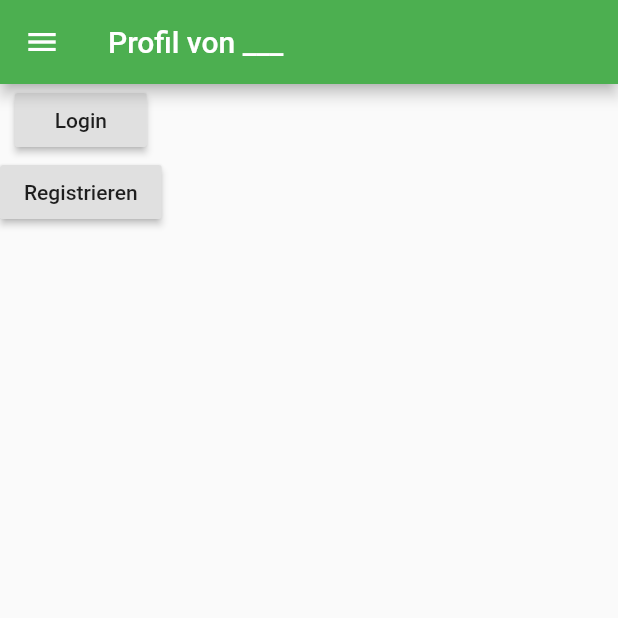
After one commit to Waxaan/dorfinventar, a Flutter app: the AlienProfilePage screen opened by its route, on a phone screen of 412 x 824 dp, the top half of it. The commit adds this screen. Run offline on Flutter 3.47's test engine with Material 2 defaults, Android fonts, the phone set to English and light mode, and no system bars; our stand-ins replace camera, sensors.

Commit message:
created every page and changed naming structure

```diff
--- a/lib/main.dart
+++ b/lib/main.dart
@@ -1,15 +1,21 @@
 import 'package:camera/camera.dart';
+import 'package:sensors/sensors.dart';
 import 'package:flutter/material.dart';
-import 'package:sensors/sensors.dart';
-import 'src/start.dart';
-import 'src/login.dart';
-import 'src/register.dart';
-import 'src/home.dart';
-import 'src/categories.dart';
-import 'src/myOffers.dart';
-import 'src/newOffer.dart';
-import 'src/messages.dart';
-import 'src/settings.dart';
+import 'src/_startPage.dart';
+import 'src/_loginPage.dart';
+import 'src/_registerPage.dart';
+import 'src/_homePage.dart';
+import 'src/_categoryPage.dart';
+import 'src/_subCategoryPage.dart';
+import 'src/_newOfferPage.dart';
+import 'src/_messagesPage.dart';
+import 'src/_settingsPage.dart';
+import 'src/_subSettingPage.dart';
+import 'src/_offerPage.dart';
+import 'src/_privateMessagesPage.dart';
+import 'src/_myOffersPage.dart';
+import 'src/_profilePage.dart';
+import 'src/_alienProfilePage.dart';
 
 void main() => runApp(MyApp());
 
@@ -29,10 +35,16 @@ class MyApp extends StatelessWidget {
         "/register": (context) => RegisterPage(title: "Dorfinventar"),
         "/home": (context) => HomePage(title: "Dorfinventar",),
         "/categories": (context) => CategoryPage(title: "Kategorien"),
+        "/categories": (context) => SubCategoryPage(title: "Unterkategorie"),
         "/myOffers": (context) => MyOffersPage(title: "Meine Inserate",),
         "/newOffer": (context) => NewOfferPage(title: "Neues Inserat",),
+        "/offerPage": (context) => OfferPage(title: "Inserat: ____",),
         "/messages": (context) => MessagesPage(title: "Nachrichten",),
+        "/privateMessages": (context) => PrivateMessagesPage(title: "Ausleihen von _____",),
         "/settings": (context) => SettingsPage(title: "Einstellungen",),
+        "/settings": (context) => SubSettingsPage(title: "Untereinstellungen",),
+        "/profile": (context) => ProfilePage(title: "Profil",),
+        "/alienProfile": (context) => AlienProfilePage(title: "Profil von ___",),
       },
     );
   }
--- /dev/null
+++ b/lib/src/_alienProfilePage.dart
@@ -0,0 +1,40 @@
+import 'package:flutter/material.dart';
+import 'customDrawer.dart';
+
+class AlienProfilePage extends StatefulWidget {
+  AlienProfilePage({Key key, this.title}) : super(key: key);
+  final String title;
+
+  @override
+  _AlienProfilePage createState() => _AlienProfilePage();
+}
+
+class _AlienProfilePage extends State<AlienProfilePage> {
+
+  @override
+  Widget build(BuildContext context) {
+    return Scaffold(
+      appBar: AppBar(
+        title: Text(widget.title),
+      ),
+      drawer: CustomDrawer(),
+      body: _settingsWidget(),
+    );
+  }
+
+
+  Widget _settingsWidget() {
+    return Column(
+      children: <Widget>[
+        RaisedButton(
+          onPressed: () => Navigator.pushNamed(context, "/home"),
+          child: Text("Login"),
+        ),
+        RaisedButton(
+          onPressed: () => Navigator.pushNamed(context, "/register"),
+          child: Text("Registrieren"),
+        ),
+      ],
+    );
+  }
+}
--- a/lib/src/categories.dart
+++ b/lib/src/_categoryPage.dart
@@ -1,4 +1,4 @@
-import 'home.dart';
+import '_homePage.dart';
 import 'package:flutter/material.dart';
 import 'customDrawer.dart';
 
```
Also changed, not shown: lib/src/_offerPage.dart (added, +40 -0 lines), lib/src/_privateMessagesPage.dart (added, +40 -0 lines), lib/src/_profilePage.dart (added, +40 -0 lines), lib/src/_subCategoryPage.dart (added, +40 -0 lines), lib/src/_subSettingPage.dart (added, +40 -0 lines), lib/src/_homePage.dart (renamed from lib/src/home.dart), lib/src/_loginPage.dart (renamed from lib/src/login.dart), lib/src/_messagesPage.dart (renamed from lib/src/messages.dart), lib/src/_myOffersPage.dart (renamed from lib/src/myOffers.dart), lib/src/_newOfferPage.dart (renamed from lib/src/newOffer.dart), lib/src/_registerPage.dart (renamed from lib/src/register.dart), lib/src/_settingsPage.dart (renamed from lib/src/settings.dart), lib/src/_startPage.dart (renamed from lib/src/start.dart), lib/src/articlePage.dart (deleted), 2 more files, 1 other file.
